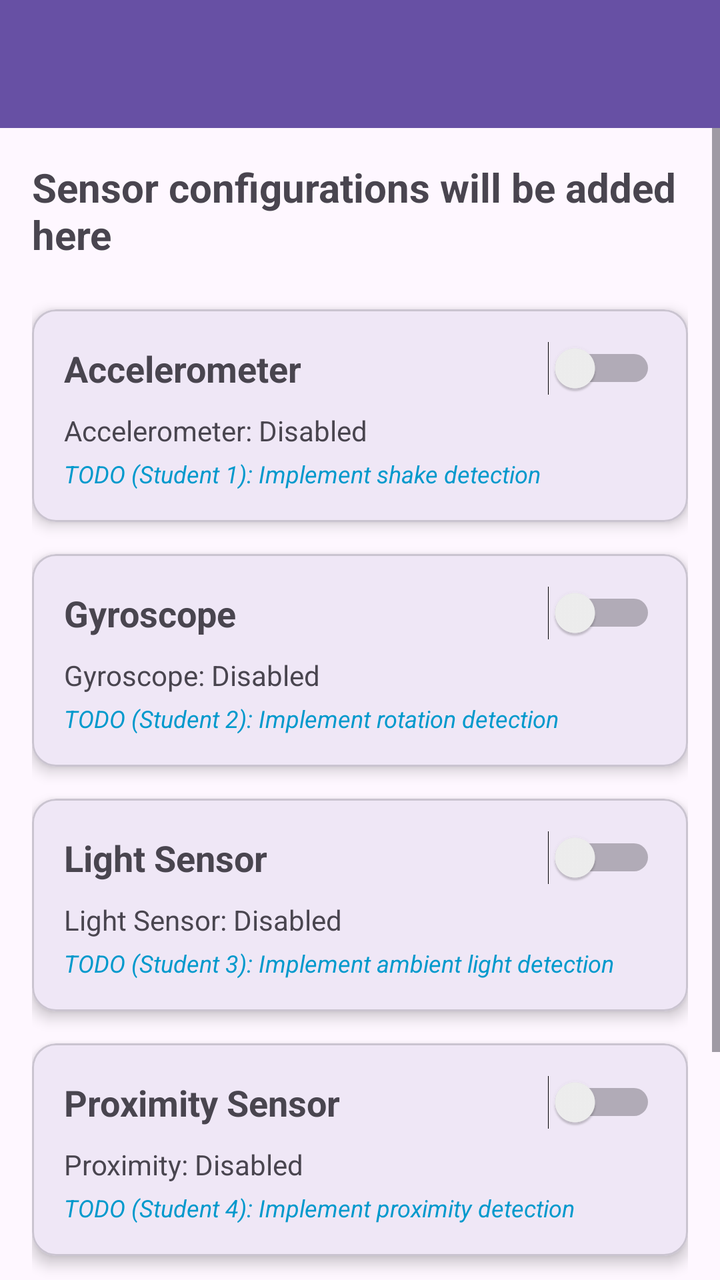
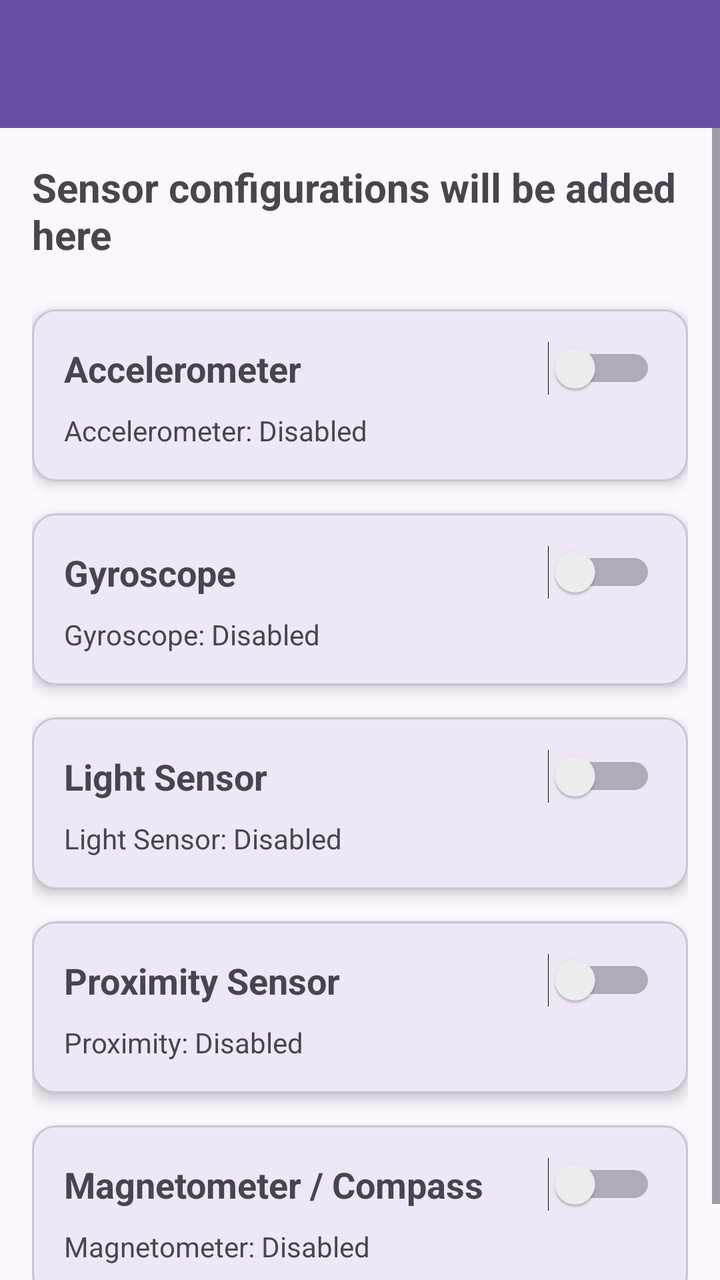

Screens rendered from an Android XML layout before and after an edit, with the pre-edit source and the edit as a unified diff.
<!-- AndroidManifest.xml: application theme Theme.OBS -->
<!-- res/layout/activity_sensors.xml -->
<?xml version="1.0" encoding="utf-8"?>
<LinearLayout xmlns:android="http://schemas.android.com/apk/res/android"
    xmlns:app="http://schemas.android.com/apk/res-auto"
    android:layout_width="match_parent"
    android:layout_height="match_parent"
    android:orientation="vertical">

    <com.google.android.material.appbar.AppBarLayout
        android:layout_width="match_parent"
        android:layout_height="wrap_content">

        <androidx.appcompat.widget.Toolbar
            android:id="@+id/toolbar"
            android:layout_width="match_parent"
            android:layout_height="?attr/actionBarSize"
            android:background="?attr/colorPrimary"
            app:titleTextColor="@android:color/white"/>

    </com.google.android.material.appbar.AppBarLayout>

    <ScrollView
        android:layout_width="match_parent"
        android:layout_height="match_parent"
        android:fillViewport="true">

        <LinearLayout
            android:layout_width="match_parent"
            android:layout_height="wrap_content"
            android:orientation="vertical"
            android:padding="16dp">

            <TextView
                android:id="@+id/tv_header"
                android:layout_width="wrap_content"
                android:layout_height="wrap_content"
                android:text="Sensor configurations will be added here"
                android:textSize="20sp"
                android:textStyle="bold"
                android:layout_marginBottom="24dp"/>

            
            <com.google.android.material.card.MaterialCardView
                android:layout_width="match_parent"
                android:layout_height="wrap_content"
                android:layout_marginBottom="16dp"
                app:cardElevation="4dp">

                <LinearLayout
                    android:layout_width="match_parent"
                    android:layout_height="wrap_content"
                    android:orientation="vertical"
                    android:padding="16dp">

                    <LinearLayout
                        android:layout_width="match_parent"
                        android:layout_height="wrap_content"
                        android:orientation="horizontal"
                        android:gravity="center_vertical">

                        <TextView
                            android:layout_width="0dp"
                            android:layout_height="wrap_content"
                            android:layout_weight="1"
                            android:text="Accelerometer"
                            android:textSize="18sp"
                            android:textStyle="bold"/>

                        <Switch
                            android:id="@+id/switch_accelerometer"
                            android:layout_width="wrap_content"
                            android:layout_height="wrap_content"/>

                    </LinearLayout>

                    <TextView
                        android:id="@+id/tv_accel_data"
                        android:layout_width="wrap_content"
                        android:layout_height="wrap_content"
                        android:text="Accelerometer: Disabled"
                        android:textSize="14sp"
                        android:layout_marginTop="8dp"/>

                    <TextView
                        android:layout_width="wrap_content"
                        android:layout_height="wrap_content"
                        android:text="TODO (Student 1): Implement shake detection"
                        android:textSize="12sp"
                        android:textStyle="italic"
                        android:layout_marginTop="4dp"
                        android:textColor="@android:color/holo_blue_dark"/>

                </LinearLayout>

            </com.google.android.material.card.MaterialCardView>

            
            <com.google.android.material.card.MaterialCardView
                android:layout_width="match_parent"
                android:layout_height="wrap_content"
                android:layout_marginBottom="16dp"
                app:cardElevation="4dp">

                <LinearLayout
                    android:layout_width="match_parent"
                    android:layout_height="wrap_content"
                    android:orientation="vertical"
                    android:padding="16dp">

                    <LinearLayout
                        android:layout_width="match_parent"
                        android:layout_height="wrap_content"
                        android:orientation="horizontal"
                        android:gravity="center_vertical">

                        <TextView
                            android:layout_width="0dp"
                            android:layout_height="wrap_content"
                            android:layout_weight="1"
                            android:text="Gyroscope"
                            android:textSize="18sp"
                            android:textStyle="bold"/>

                        <Switch
                            android:id="@+id/switch_gyroscope"
                            android:layout_width="wrap_content"
                            android:layout_height="wrap_content"/>

                    </LinearLayout>

                    <TextView
                        android:id="@+id/tv_gyro_data"
                        android:layout_width="wrap_content"
                        android:layout_height="wrap_content"
                        android:text="Gyroscope: Disabled"
                        android:textSize="14sp"
                        android:layout_marginTop="8dp"/>

                    <TextView
                        android:layout_width="wrap_content"
                        android:layout_height="wrap_content"
                        android:text="TODO (Student 2): Implement rotation detection"
                        android:textSize="12sp"
                        android:textStyle="italic"
                        android:layout_marginTop="4dp"
                        android:textColor="@android:color/holo_blue_dark"/>

                </LinearLayout>

            </com.google.android.material.card.MaterialCardView>

            
            <com.google.android.material.card.MaterialCardView
                android:layout_width="match_parent"
                android:layout_height="wrap_content"
                android:layout_marginBottom="16dp"
                app:cardElevation="4dp">

                <LinearLayout
                    android:layout_width="match_parent"
                    android:layout_height="wrap_content"
                    android:orientation="vertical"
                    android:padding="16dp">

                    <LinearLayout
                        android:layout_width="match_parent"
                        android:layout_height="wrap_content"
                        android:orientation="horizontal"
                        android:gravity="center_vertical">

                        <TextView
                            android:layout_width="0dp"
                            android:layout_height="wrap_content"
                            android:layout_weight="1"
                            android:text="Light Sensor"
                            android:textSize="18sp"
                            android:textStyle="bold"/>

                        <Switch
                            android:id="@+id/switch_light"
                            android:layout_width="wrap_content"
                            android:layout_height="wrap_content"/>

                    </LinearLayout>

                    <TextView
                        android:id="@+id/tv_light_data"
                        android:layout_width="wrap_content"
                        android:layout_height="wrap_content"
                        android:text="Light Sensor: Disabled"
                        android:textSize="14sp"
                        android:layout_marginTop="8dp"/>

                    <TextView
                        android:layout_width="wrap_content"
                        android:layout_height="wrap_content"
                        android:text="TODO (Student 3): Implement ambient light detection"
                        android:textSize="12sp"
                        android:textStyle="italic"
                        android:layout_marginTop="4dp"
                        android:textColor="@android:color/holo_blue_dark"/>

                </LinearLayout>

            </com.google.android.material.card.MaterialCardView>

            
            <com.google.android.material.card.MaterialCardView
                android:layout_width="match_parent"
                android:layout_height="wrap_content"
                android:layout_marginBottom="16dp"
                app:cardElevation="4dp">

                <LinearLayout
                    android:layout_width="match_parent"
                    android:layout_height="wrap_content"
                    android:orientation="vertical"
                    android:padding="16dp">

                    <LinearLayout
                        android:layout_width="match_parent"
                        android:layout_height="wrap_content"
                        android:orientation="horizontal"
                        android:gravity="center_vertical">

                        <TextView
                            android:layout_width="0dp"
                            android:layout_height="wrap_content"
                            android:layout_weight="1"
                            android:text="Proximity Sensor"
                            android:textSize="18sp"
                            android:textStyle="bold"/>

                        <Switch
                            android:id="@+id/switch_proximity"
                            android:layout_width="wrap_content"
                            android:layout_height="wrap_content"/>

                    </LinearLayout>

                    <TextView
                        android:id="@+id/tv_proximity_data"
                        android:layout_width="wrap_content"
                        android:layout_height="wrap_content"
                        android:text="Proximity: Disabled"
                        android:textSize="14sp"
                        android:layout_marginTop="8dp"/>

                    <TextView
                        android:layout_width="wrap_content"
                        android:layout_height="wrap_content"
                        android:text="TODO (Student 4): Implement proximity detection"
                        android:textSize="12sp"
                        android:textStyle="italic"
                        android:layout_marginTop="4dp"
                        android:textColor="@android:color/holo_blue_dark"/>

                </LinearLayout>

            </com.google.android.material.card.MaterialCardView>

            
            <com.google.android.material.card.MaterialCardView
                android:layout_width="match_parent"
                android:layout_height="wrap_content"
                android:layout_marginBottom="16dp"
                app:cardElevation="4dp">

                <LinearLayout
                    android:layout_width="match_parent"
                    android:layout_height="wrap_content"
                    android:orientation="vertical"
                    android:padding="16dp">

                    <LinearLayout
                        android:layout_width="match_parent"
                        android:layout_height="wrap_content"
                        android:orientation="horizontal"
                        android:gravity="center_vertical">

                        <TextView
                            android:layout_width="0dp"
                            android:layout_height="wrap_content"
                            android:layout_weight="1"
                            android:text="Magnetometer / Compass"
                            android:textSize="18sp"
                            android:textStyle="bold"/>

                        <Switch
                            android:id="@+id/switch_magnetometer"
                            android:layout_width="wrap_content"
                            android:layout_height="wrap_content"/>

                    </LinearLayout>

                    <TextView
                        android:id="@+id/tv_magnet_data"
                        android:layout_width="wrap_content"
                        android:layout_height="wrap_content"
                        android:text="Magnetometer: Disabled"
                        android:textSize="14sp"
                        android:layout_marginTop="8dp"/>

                    <TextView
                        android:layout_width="wrap_content"
                        android:layout_height="wrap_content"
                        android:text="TODO (Student 5): Implement compass functionality"
                        android:textSize="12sp"
                        android:textStyle="italic"
                        android:layout_marginTop="4dp"
                        android:textColor="@android:color/holo_blue_dark"/>

                </LinearLayout>

            </com.google.android.material.card.MaterialCardView>

        </LinearLayout>

    </ScrollView>

</LinearLayout>
<!-- resources referenced by this layout -->
<resources>
  <style name="Theme.OBS" parent="Base.Theme.OBS" />
  <style name="Base.Theme.OBS" parent="Theme.Material3.DayNight.NoActionBar">
          
          
      </style>
</resources>

<!-- the commit's change to res/layout/activity_sensors.xml (unified diff, before → after) -->
@@ -80,15 +80,6 @@
                         android:textSize="14sp"
                         android:layout_marginTop="8dp"/>
 
-                    <TextView
-                        android:layout_width="wrap_content"
-                        android:layout_height="wrap_content"
-                        android:text="TODO (Student 1): Implement shake detection"
-                        android:textSize="12sp"
-                        android:textStyle="italic"
-                        android:layout_marginTop="4dp"
-                        android:textColor="@android:color/holo_blue_dark"/>
-
                 </LinearLayout>
 
             </com.google.android.material.card.MaterialCardView>
@@ -135,15 +126,6 @@
                         android:textSize="14sp"
                         android:layout_marginTop="8dp"/>
 
-                    <TextView
-                        android:layout_width="wrap_content"
-                        android:layout_height="wrap_content"
-                        android:text="TODO (Student 2): Implement rotation detection"
-                        android:textSize="12sp"
-                        android:textStyle="italic"
-                        android:layout_marginTop="4dp"
-                        android:textColor="@android:color/holo_blue_dark"/>
-
                 </LinearLayout>
 
             </com.google.android.material.card.MaterialCardView>
@@ -190,15 +172,6 @@
                         android:textSize="14sp"
                         android:layout_marginTop="8dp"/>
 
-                    <TextView
-                        android:layout_width="wrap_content"
-                        android:layout_height="wrap_content"
-                        android:text="TODO (Student 3): Implement ambient light detection"
-                        android:textSize="12sp"
-                        android:textStyle="italic"
-                        android:layout_marginTop="4dp"
-                        android:textColor="@android:color/holo_blue_dark"/>
-
                 </LinearLayout>
 
             </com.google.android.material.card.MaterialCardView>
@@ -245,15 +218,6 @@
                         android:textSize="14sp"
                         android:layout_marginTop="8dp"/>
 
-                    <TextView
-                        android:layout_width="wrap_content"
-                        android:layout_height="wrap_content"
-                        android:text="TODO (Student 4): Implement proximity detection"
-                        android:textSize="12sp"
-                        android:textStyle="italic"
-                        android:layout_marginTop="4dp"
-                        android:textColor="@android:color/holo_blue_dark"/>
-
                 </LinearLayout>
 
             </com.google.android.material.card.MaterialCardView>
@@ -300,15 +264,6 @@
                         android:textSize="14sp"
                         android:layout_marginTop="8dp"/>
 
-                    <TextView
-                        android:layout_width="wrap_content"
-                        android:layout_height="wrap_content"
-                        android:text="TODO (Student 5): Implement compass functionality"
-                        android:textSize="12sp"
-                        android:textStyle="italic"
-                        android:layout_marginTop="4dp"
-                        android:textColor="@android:color/holo_blue_dark"/>
-
                 </LinearLayout>
 
             </com.google.android.material.card.MaterialCardView>
